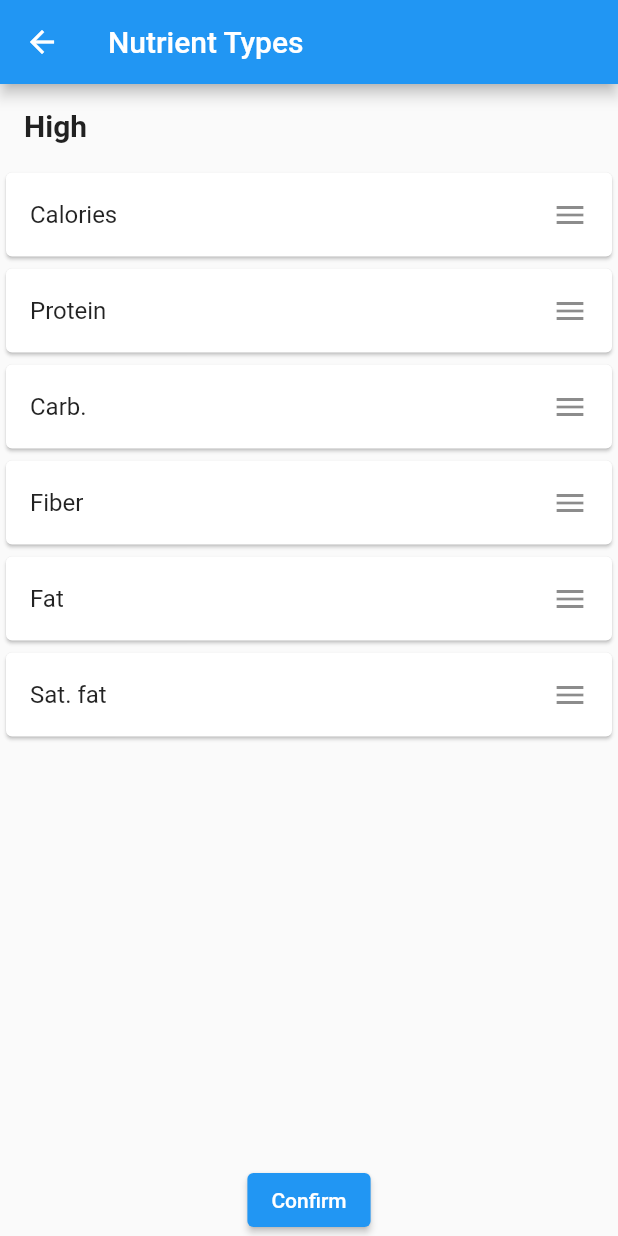
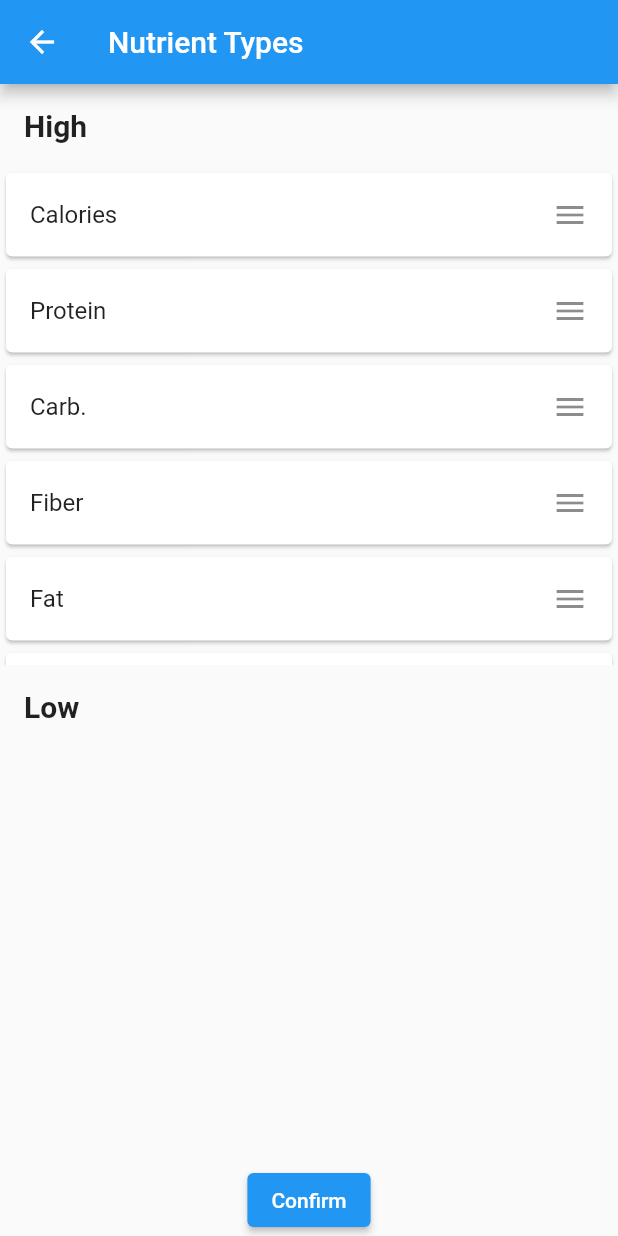
Before and after one commit to jcb0152/auhackathon2022, a Flutter app: the CategoryList screen opened directly, on a phone screen of 412 x 824 dp. Run offline on Flutter 3.47's test engine with Material 2 defaults, Android fonts, the phone set to English and light mode, and no system bars.

Commit message:
Added low label

```diff
--- a/hackathon/lib/category_list.dart
+++ b/hackathon/lib/category_list.dart
@@ -60,7 +60,7 @@ class _CategoryList extends State<CategoryList> {
           ),
         ),
         body: Column(children: [
-          const Padding(
+          Padding(
             child: Align(
               alignment: Alignment.topLeft,
               child: Text(
@@ -72,6 +72,7 @@ class _CategoryList extends State<CategoryList> {
           ),
           Expanded(
             child: ReorderableListView(
+              shrinkWrap: true,
               children: _categories
                   .map(
                     (item) => Card(
@@ -107,6 +108,18 @@ class _CategoryList extends State<CategoryList> {
               },
             ),
           ),
+          const Expanded(
+            child: Padding(
+              child: Align(
+                alignment: Alignment.topLeft,
+                child: Text(
+                  "Low",
+                  style: TextStyle(fontSize: 20, fontWeight: FontWeight.bold),
+                ),
+              ),
+              padding: EdgeInsets.all(16.0),
+            ),
+          ),
           ElevatedButton(
               onPressed: () {
                 readJson();
```
